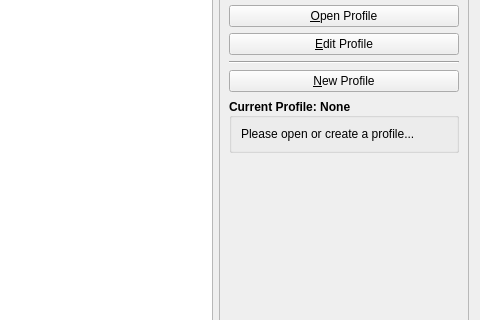
The window that sleepyhead/profileselector.ui (sbonaime/sleepyhead-code.) describes before a commit, drawn with Qt 5; both pictures show x 432 to 912 and y 97 to 417 of the 912 by 696 pixel window.
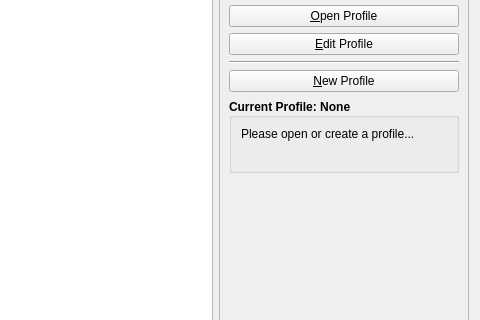
The same window after the commit. Icons and pictures are not drawn.

Commit message: Add some disk usage information to profile selector

```diff
--- a/sleepyhead/profileselector.ui
+++ b/sleepyhead/profileselector.ui
@@ -276,6 +276,22 @@
              <property name="wordWrap">
               <bool>true</bool>
              </property>
+             <property name="openExternalLinks">
+              <bool>false</bool>
+             </property>
+            </widget>
+           </item>
+           <item>
+            <widget class="QLabel" name="diskSpaceInfo">
+             <property name="font">
+              <font>
+               <weight>50</weight>
+               <bold>false</bold>
+              </font>
+             </property>
+             <property name="text">
+              <string notr="true"/>
+             </property>
             </widget>
            </item>
           </layout>
```
The commit also changes 6 other files.
